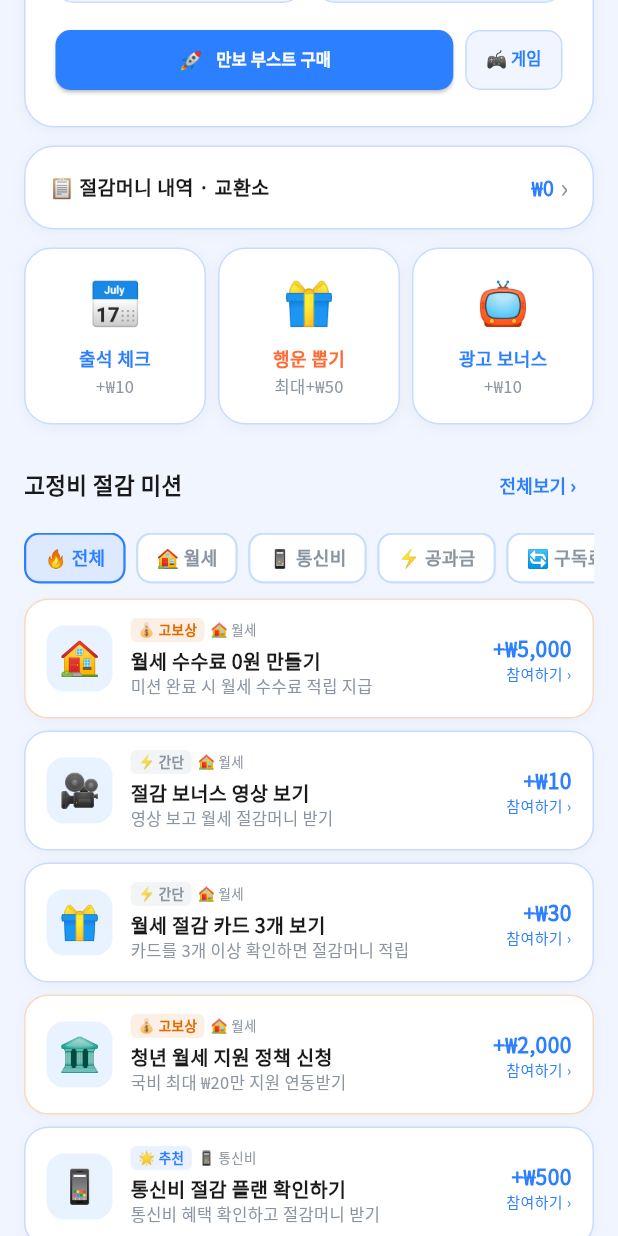
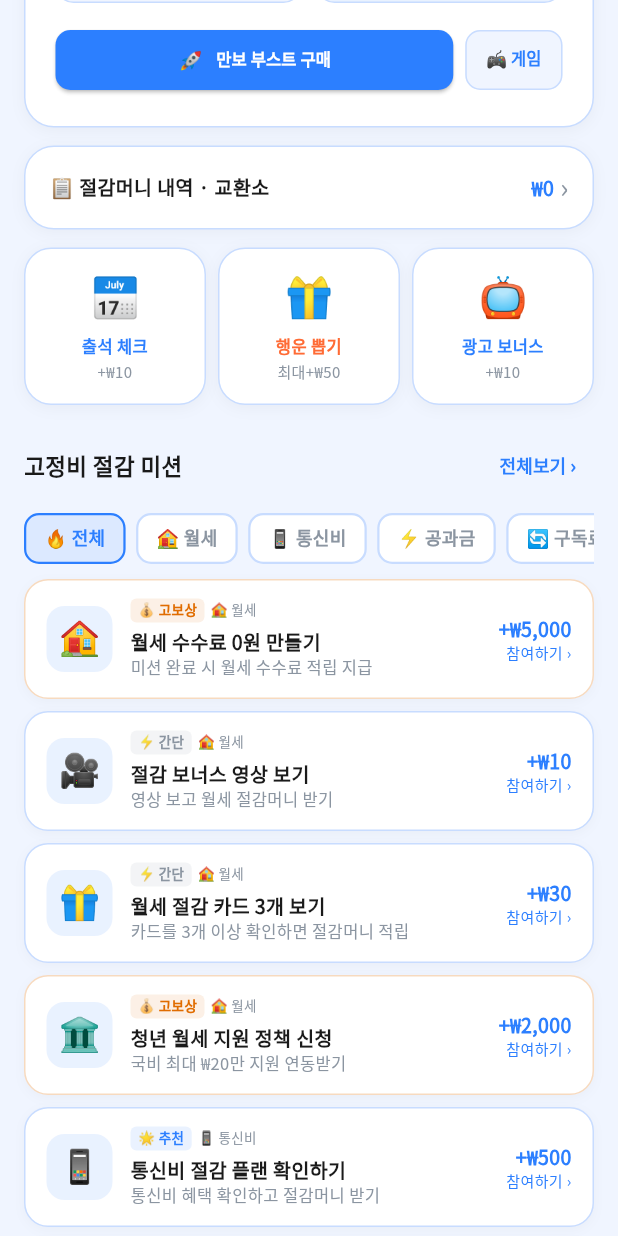
Before and after one commit to freekino2000-boop/myming-flutter, a Flutter app: the HomePage screen opened directly, scrolled down 576 dp, on a phone screen of 412 x 824 dp. Run offline on Flutter 3.47's test engine with Material 3 defaults, Android fonts, the phone set to English and light mode, and no system bars; our stand-ins replace dio, flutter_svg, google_fonts, google_mobile_ads, pedometer, share_plus and 2 more; missing offline and left inert: flame; accounts and stored records are empty; network calls fail.

Commit message:
fix: 100% 물리 화면 크기에서 아이콘/텍스트 겹침 해결
- main.dart: textScaler 최대 1.2배로 클램핑 (시스템 폰트 크기 과증가 방지)
- quick_action_card.dart: _ActionCard 텍스트에 maxLines/ellipsis 및 minHeight 추가
- home_page.dart: 인라인 오퍼 카드 우측 보상 영역에 ConstrainedBox(minWidth:64) 적용
- card_news_page.dart: 앱바 타이틀을 Flexible로 감싸 overflow 방지, 교환소 버튼 minWidth 보장
- offerwall_page.dart: 앱바 제목을 Flexible로 감싸 wallet 배지와 겹침 방지

Co-Authored-By: Claude Sonnet 4.6 <noreply@anthropic.com>

```diff
--- a/lib/pages/home/home_page.dart
+++ b/lib/pages/home/home_page.dart
@@ -533,14 +533,17 @@ class _OfferwallInlineCard extends StatelessWidget {
                 ],
               ),
             ),
-            const SizedBox(width: 10),
-            Column(
+            const SizedBox(width: 8),
+            ConstrainedBox(
+              constraints: const BoxConstraints(minWidth: 64),
+              child: Column(
                 crossAxisAlignment: CrossAxisAlignment.end,
+                mainAxisSize: MainAxisSize.min,
                 children: [
                   Text('+₩${_fmt(offer.reward)}',
                       style: const TextStyle(
                           fontWeight: FontWeight.w900,
-                        fontSize: 14,
+                          fontSize: 13,
                           color: AppColors.primary)),
                   if (offer.clicked)
                     const Text('완료', style: TextStyle(fontSize: 10, color: AppColors.muted))
@@ -548,6 +551,7 @@ class _OfferwallInlineCard extends StatelessWidget {
                     const Text('참여하기 ›',
                         style: TextStyle(fontSize: 10, color: AppColors.primary)),
                 ],
+              ),
             ),
           ],
         ),
--- a/lib/pages/home/widgets/quick_action_card.dart
+++ b/lib/pages/home/widgets/quick_action_card.dart
@@ -177,7 +177,8 @@ class _ActionCard extends StatelessWidget {
     return GestureDetector(
       onTap: onTap,
       child: Container(
-        padding: const EdgeInsets.symmetric(vertical: 16, horizontal: 8),
+        constraints: const BoxConstraints(minHeight: 90),
+        padding: const EdgeInsets.symmetric(vertical: 14, horizontal: 6),
         decoration: BoxDecoration(
           color: AppColors.card,
           borderRadius: BorderRadius.circular(18),
@@ -185,12 +186,25 @@ class _ActionCard extends StatelessWidget {
           boxShadow: [BoxShadow(color: Colors.black.withValues(alpha: 0.04), blurRadius: 8, offset: const Offset(0, 2))],
         ),
         child: Column(
+          mainAxisAlignment: MainAxisAlignment.center,
           children: [
-            Text(icon, style: const TextStyle(fontSize: 28)),
-            const SizedBox(height: 8),
-            Text(title, style: TextStyle(fontSize: 12, fontWeight: FontWeight.w900, color: color)),
-            const SizedBox(height: 3),
-            Text(sub, style: AppTheme.caption),
+            Text(icon, style: const TextStyle(fontSize: 26)),
+            const SizedBox(height: 6),
+            Text(
+              title,
+              style: TextStyle(fontSize: 11, fontWeight: FontWeight.w900, color: color),
+              maxLines: 1,
+              overflow: TextOverflow.ellipsis,
+              textAlign: TextAlign.center,
+            ),
+            const SizedBox(height: 2),
+            Text(
+              sub,
+              style: AppTheme.caption.copyWith(fontSize: 10),
+              maxLines: 1,
+              overflow: TextOverflow.ellipsis,
+              textAlign: TextAlign.center,
+            ),
           ],
         ),
       ),
```
Also changed, not shown: lib/main.dart (+13 -0 lines), lib/pages/card_news/card_news_page.dart (+14 -5 lines), lib/pages/offerwall/offerwall_page.dart (+19 -7 lines). Lines whose indentation alone changed are shown as unchanged.
